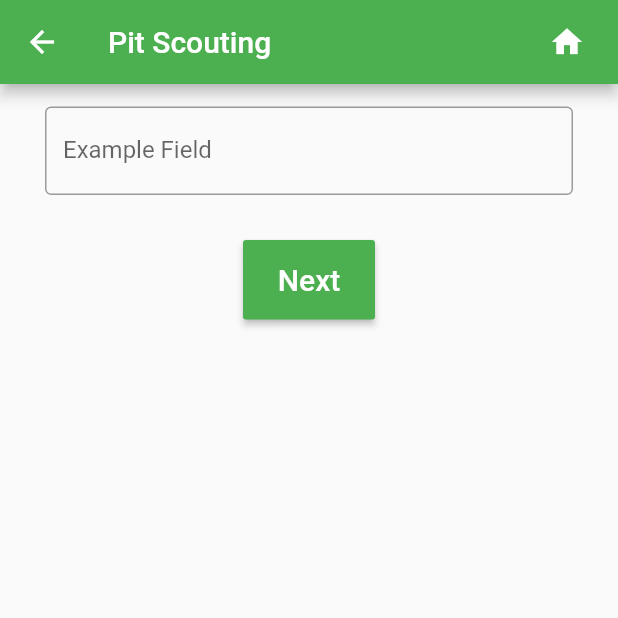
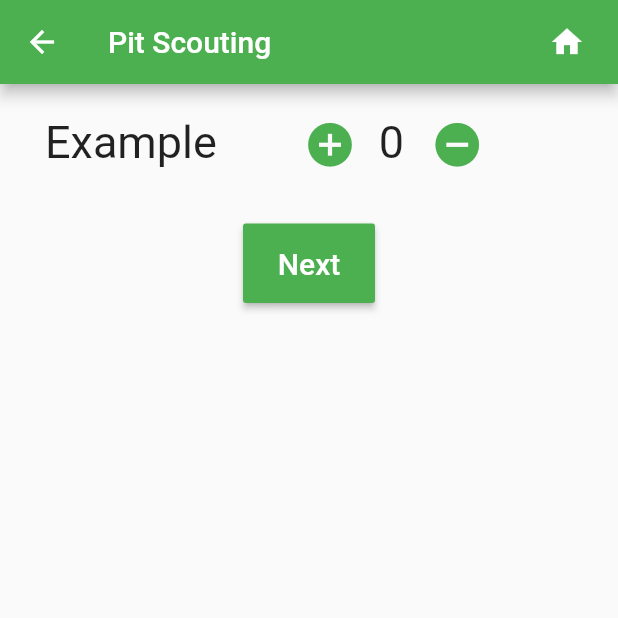
Before and after one commit to 670Mustangs/MustangApp, a Flutter app: the screen it shows after launch, item 3 of the bottom bar chosen, after a tap on "Pit Scouting", on a phone screen of 412 x 824 dp, the top half of it. Run offline on Flutter 3.47's test engine with Material 2 defaults, Android fonts, the phone set to English and light mode, and no system bars; our stand-ins replace cloud_firestore, flutter_colorpicker, flutter_speed_dial, table_calendar; accounts and stored records are empty.

Commit message:
counter is working

```diff
--- /dev/null
+++ b/mustang_app/lib/counter.dart
@@ -0,0 +1,68 @@
+import 'package:flutter/material.dart';
+
+class Counter extends StatefulWidget {
+  @override
+  _CounterState createState() => _CounterState();
+}
+
+class _CounterState extends State<Counter> {
+  int _count = 0;
+
+  int get count {
+    return _count;
+  }
+
+  void add() {
+    setState(() {
+      _count++;
+    });
+  }
+
+  void minus() {
+    setState(() {
+      if (_count != 0) _count--;
+    });
+  }
+
+  @override
+  Widget build(BuildContext context) {
+    return new Container(
+      child: new Center(
+        child: new Row(
+          children: <Widget>[
+            Container(
+              padding: EdgeInsets.only(right: 50),
+              child: new Text(
+                'Example',
+                style: new TextStyle(fontSize: 30.0),
+              ),
+            ),
+            new IconButton(
+              onPressed: add,
+              color: Colors.green,
+              icon: new Icon(
+                Icons.add_circle,
+                size: 35,
+              ),
+            ),
+            Container(
+              padding: EdgeInsets.only(left: 10, right: 10),
+              child: new Text(
+                '$_count',
+                style: new TextStyle(fontSize: 30.0),
+              ),
+            ),
+            new IconButton(
+              color: Colors.green,
+              onPressed: minus,
+              icon: new Icon(
+                Icons.remove_circle,
+                size: 35,
+              ),
+            ),
+          ],
+        ),
+      ),
+    );
+  }
+}
--- a/mustang_app/lib/pitscouting.dart
+++ b/mustang_app/lib/pitscouting.dart
@@ -3,11 +3,11 @@ import 'package:mustang_app/postscouter.dart';
 
 import './header.dart';
 import './databaseoperations.dart';
+import './counter.dart';
 
 class PitScouter extends StatefulWidget {
-
   static const String route = '/PitScouter';
-  String _teamNumber;
+  static String _teamNumber;
 
   PitScouter(teamNumber) {
     _teamNumber = teamNumber;
@@ -21,7 +21,7 @@ class _PitScouterState extends State<PitScouter> {
   TextEditingController _exampleFieldController = new TextEditingController();
   DatabaseOperations db = new DatabaseOperations();
   String _teamNumber;
-
+  var _drivebaseType;
 
   _PitScouterState(teamNumber) {
     _teamNumber = teamNumber;
@@ -37,17 +37,12 @@ class _PitScouterState extends State<PitScouter> {
             Container(
               padding:
                   EdgeInsets.only(left: 30, right: 30, top: 15, bottom: 30),
-              child: TextField(
-                controller: _exampleFieldController,
-                decoration: InputDecoration(
-                  labelText: 'Example Field',
-                  border: OutlineInputBorder(),
-                ),
-              ),
+              child: Counter(),
             ),
             RaisedButton(
               onPressed: () {
-                db.updatePitScouting(_teamNumber, text: _exampleFieldController.text);
+                db.updatePitScouting(_teamNumber,
+                    text: _exampleFieldController.text);
                 Navigator.pushNamed(context, PostScouter.route);
                 // Navigator.pushNamed(context, TeleopScouter.route);
               },
--- a/mustang_app/pubspec.yaml
+++ b/mustang_app/pubspec.yaml
@@ -36,6 +36,7 @@ dev_dependencies:
   flutter_test:
     sdk: flutter
 
+#For changing app icon
 flutter_icons:
   android: "launcher_icon"
   ios: true
```
Also changed, not shown: 4 other files.
